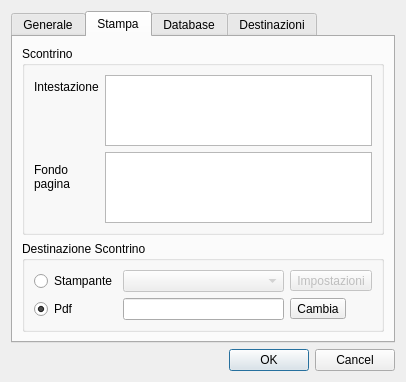
Above: src/configurazionedlg.ui from mtonin/gestcassa before the change. Below: the same form after it.
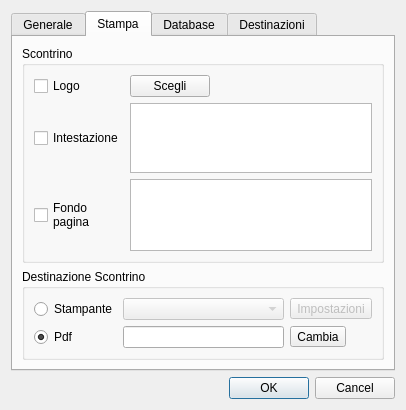
That is the form after the change. The open tabs and pages were chosen to show the change. Icons and pictures are not drawn. Custom widgets are drawn as their Qt base class.

Commit message: - aggiunto stampa logo - aggiunto checkbox su stampa logo/intestazione/fondo - aggiunto dialog per parametri nascosti di stampa - ottimizzazione larghezza colonne nel foglio prenotazioni

Patch:
```diff
--- a/src/configurazionedlg.ui
+++ b/src/configurazionedlg.ui
@@ -7,7 +7,7 @@
     <x>0</x>
     <y>0</y>
     <width>406</width>
-    <height>344</height>
+    <height>373</height>
    </rect>
   </property>
   <property name="windowTitle">
@@ -214,28 +214,55 @@
          </property>
          <layout class="QHBoxLayout" name="horizontalLayout_2">
           <item>
-           <layout class="QFormLayout" name="formLayout">
-            <item row="0" column="0">
-             <widget class="QLabel" name="label_2">
+           <layout class="QGridLayout" name="gridLayout_3">
+            <item row="1" column="0" rowspan="2">
+             <widget class="QCheckBox" name="intestazioneCheckBox">
               <property name="text">
                <string>Intestazione</string>
               </property>
              </widget>
             </item>
             <item row="0" column="1">
+             <widget class="QPushButton" name="logoIntestazioneBtn">
+              <property name="text">
+               <string>Scegli</string>
+              </property>
+             </widget>
+            </item>
+            <item row="0" column="0">
+             <widget class="QCheckBox" name="logoCheckBox">
+              <property name="text">
+               <string>Logo</string>
+              </property>
+             </widget>
+            </item>
+            <item row="0" column="2">
+             <spacer name="horizontalSpacer_4">
+              <property name="orientation">
+               <enum>Qt::Horizontal</enum>
+              </property>
+              <property name="sizeHint" stdset="0">
+               <size>
+                <width>40</width>
+                <height>20</height>
+               </size>
+              </property>
+             </spacer>
+            </item>
+            <item row="1" column="1" rowspan="2" colspan="2">
              <widget class="QPlainTextEdit" name="intestazioneScontrinoTxt"/>
             </item>
-            <item row="1" column="0">
-             <widget class="QLabel" name="label_4">
+            <item row="3" column="1" colspan="2">
+             <widget class="QPlainTextEdit" name="fondoScontrinoTxt"/>
+            </item>
+            <item row="3" column="0">
+             <widget class="QCheckBox" name="fondoCheckBox">
               <property name="text">
                <string>Fondo
 pagina</string>
               </property>
              </widget>
             </item>
-            <item row="1" column="1">
-             <widget class="QPlainTextEdit" name="fondoScontrinoTxt"/>
-            </item>
            </layout>
           </item>
          </layout>
```
Left out of the diff: 53 changed lines with no effect on the pictures. The commit also changes 10 other files.
